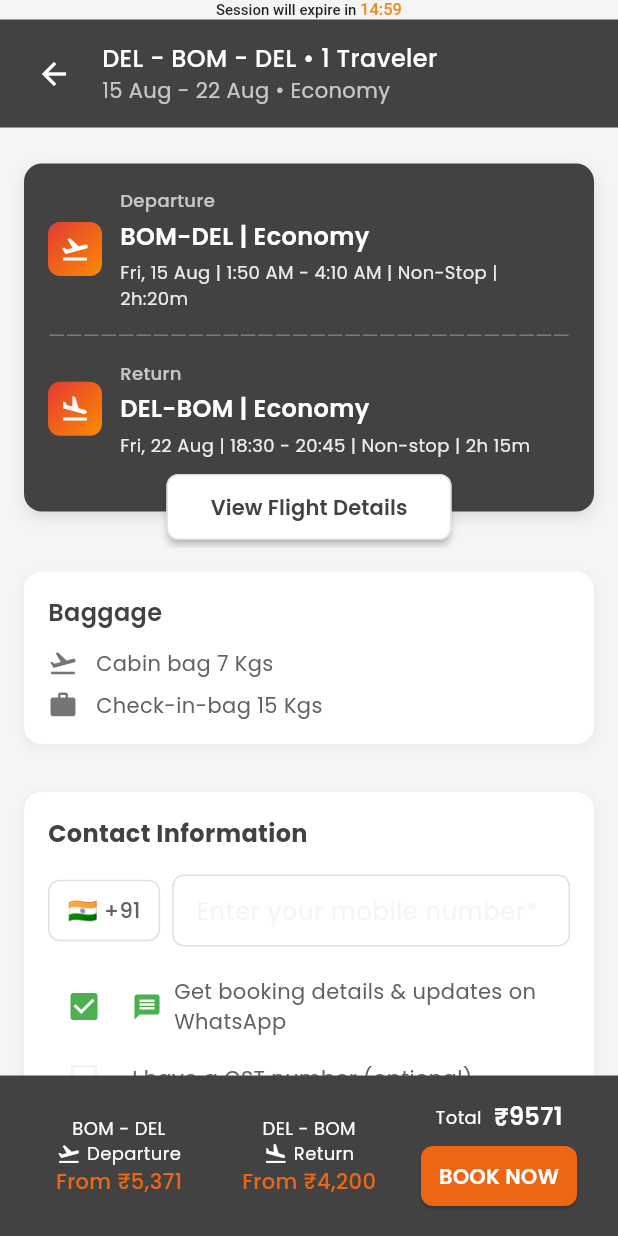
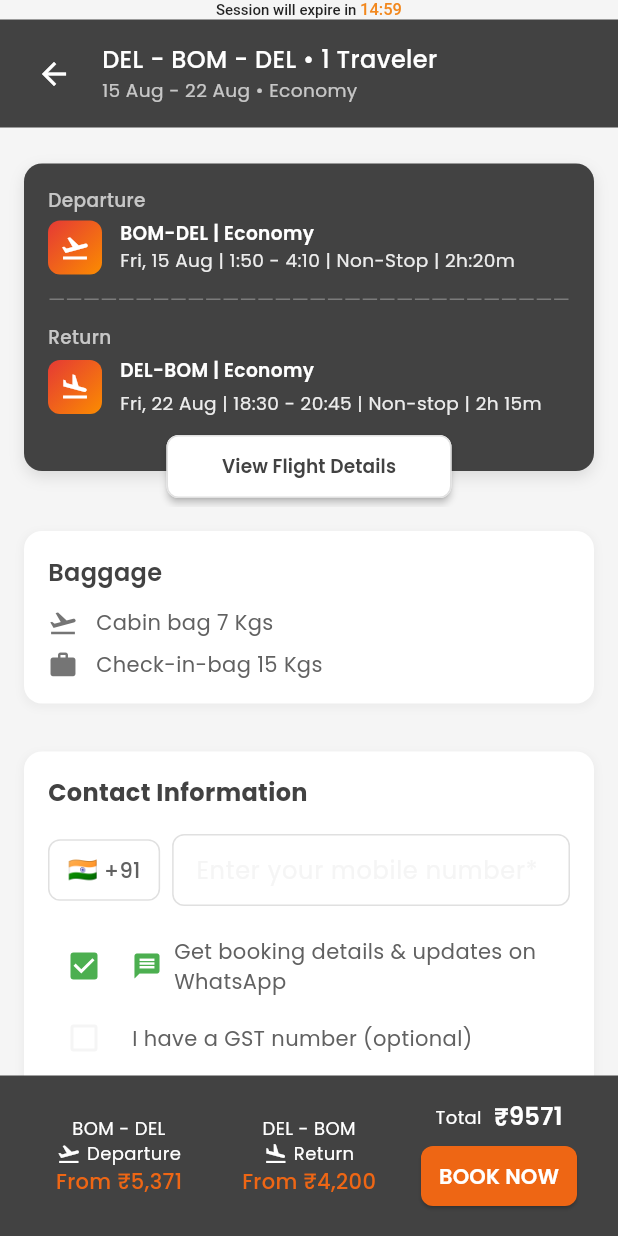
Before and after one commit to mishraadityan09/flightmojoclone, a Flutter app: the FlightBookingForm screen opened by its route, on a phone screen of 412 x 824 dp. Run offline on Flutter 3.47's test engine with Material 3 defaults, Android fonts, the phone set to English and light mode, and no system bars; our stand-ins replace carousel_slider, dio, flutter_svg, get_it, go_router, google_fonts and 2 more; network calls fail.

Commit message:
font-fix

```diff
--- a/lib/features/flights/presentation/pages/flight_booking_form.dart
+++ b/lib/features/flights/presentation/pages/flight_booking_form.dart
@@ -28,8 +28,8 @@ class _FlightBookingFormState extends State<FlightBookingForm>
     {
       'airline': 'Air India Limited',
       'flightNumber': 'AI-2422',
-      'departureTime': '1:50 AM',
-      'arrivalTime': '4:10 AM',
+      'departureTime': '1:50',
+      'arrivalTime': '4:10',
       'duration': '2h:20m',
       'price': '₹5,371',
       'stops': 'Non-Stop',
@@ -43,8 +43,8 @@ class _FlightBookingFormState extends State<FlightBookingForm>
     {
       'airline': 'Air India Limited',
       'flightNumber': 'AI-2954',
-      'departureTime': '2:35 AM',
-      'arrivalTime': '5:00 AM',
+      'departureTime': '2:35',
+      'arrivalTime': '5:00',
       'duration': '2h:25m',
       'price': '₹5,478',
       'stops': 'Non-Stop',
@@ -108,16 +108,16 @@ class _FlightBookingFormState extends State<FlightBookingForm>
   double get screenWidth => MediaQuery.of(context).size.width;
 
   double get headingFontSize =>
-      (screenWidth * 0.055).clamp(20.0, 24.0); // 5.5% width, clamp 20-24
+      (screenWidth * 0.055).clamp(14.0, 16.0); // 5.5% width, clamp 20-24
 
   double get buttonLabelFontSize =>
-      (screenWidth * 0.035).clamp(15.0, 18.0); // 3.5% width, clamp 16-18
+      (screenWidth * 0.03).clamp(12.0, 14.0); // 3.5% width, clamp 16-18
 
   double get bodyTextFontSize =>
-      (screenWidth * 0.03).clamp(12.0, 16.0); // 4% width, clamp 12-16
+      (screenWidth * 0.03).clamp(12.0, 14.0); // 4% width, clamp 12-16
 
   double get secondaryLabelFontSize =>
-      (screenWidth * 0.030).clamp(12.0, 14.0); // 3.2% width, clamp 12-14
+      (screenWidth * 0.03).clamp(12.0, 14.0); // 3.2% width, clamp 12-14
 
   double get secondaryFontSize =>
       (screenWidth * 0.032).clamp(12.0, 14.0); // 3.2% width, clamp 12-14
@@ -126,7 +126,6 @@ class _FlightBookingFormState extends State<FlightBookingForm>
       (screenWidth * 0.025).clamp(10.0, 12.0); // ~2.5% width, clamp 10-12
 
   double get iconSize => 20.0; // Fixed icon size for consistency
-
   @override
   void initState() {
     super.initState();
@@ -241,7 +240,8 @@ class _FlightBookingFormState extends State<FlightBookingForm>
                           color: Colors.blue[800],
                         ),
                       ),
-                    ...departureFlights.map((flight) => Container(
+                      ...departureFlights.map(
+                        (flight) => Container(
                           width: double.infinity,
                           margin: EdgeInsets.only(top: 8, bottom: 8),
                           padding: EdgeInsets.all(12),
@@ -267,7 +267,8 @@ class _FlightBookingFormState extends State<FlightBookingForm>
                               ),
                             ],
                           ),
-                    ))
+                        ),
+                      ),
                     ],
                   ),
                 SizedBox(height: 16),
@@ -284,7 +285,8 @@ class _FlightBookingFormState extends State<FlightBookingForm>
                           color: Colors.orange[800],
                         ),
                       ),
-                    ...returnFlights.map((flight) => Container(
+                      ...returnFlights.map(
+                        (flight) => Container(
                           width: double.infinity,
                           margin: EdgeInsets.only(top: 8, bottom: 8),
                           padding: EdgeInsets.all(12),
@@ -310,7 +312,8 @@ class _FlightBookingFormState extends State<FlightBookingForm>
                               ),
                             ],
                           ),
-                    ))
+                        ),
+                      ),
                     ],
                   ),
                 SizedBox(height: 24),
@@ -329,7 +332,6 @@ class _FlightBookingFormState extends State<FlightBookingForm>
       },
     );
   }
-
 
   @override
   Widget build(BuildContext context) {
@@ -395,7 +397,7 @@ class _FlightBookingFormState extends State<FlightBookingForm>
                                 'DEL - BOM - DEL • 1 Traveler',
                                 style: TextStyle(
                                   color: Colors.white,
-                                  fontSize: 16,
+                                  fontSize: headingFontSize,
                                   fontWeight: FontWeight.w500,
                                 ),
                               ),
@@ -403,7 +405,7 @@ class _FlightBookingFormState extends State<FlightBookingForm>
                                 '15 Aug - 22 Aug • Economy',
                                 style: TextStyle(
                                   color: Colors.white70,
-                                  fontSize: 14,
+                                  fontSize: bodyTextFontSize,
                                 ),
                               ),
                             ],
@@ -447,6 +449,15 @@ class _FlightBookingFormState extends State<FlightBookingForm>
                             crossAxisAlignment: CrossAxisAlignment.start,
                             children: [
                               // Departure Flight Section
+                              Text(
+                                'Departure',
+                                style: TextStyle(
+                                  fontSize: bodyTextFontSize,
+                                  fontWeight: FontWeight.w500,
+                                  color: Colors.white70,
+                                ),
+                              ),
+                              SizedBox(height: 4),
                               Row(
                                 children: [
                                   Container(
@@ -475,30 +486,21 @@ class _FlightBookingFormState extends State<FlightBookingForm>
                                           CrossAxisAlignment.start,
                                       children: [
                                         Text(
-                                          'Departure',
-                                          style: TextStyle(
-                                            fontSize: 12,
-                                            fontWeight: FontWeight.w500,
-                                            color: Colors.white70,
-                                          ),
-                                        ),
-                                        SizedBox(height: 4),
-                                        Text(
                                           '${departureFlights.isNotEmpty ? departureFlights[0]['departureAirport'] : 'DEL'}-${departureFlights.isNotEmpty ? departureFlights[0]['arrivalAirport'] : 'BOM'} | Economy',
                                           style: TextStyle(
                                             color: Colors.white,
-                                            fontSize: 16,
+                                            fontSize: bodyTextFontSize,
                                             fontWeight: FontWeight.w600,
                                           ),
                                         ),
-                                        SizedBox(height: 4),
+                                        // SizedBox(height: 4),
                                         Text(
                                           'Fri, 15 Aug | ${departureFlights.isNotEmpty ? departureFlights[0]['departureTime'] : '19:45'} - ${departureFlights.isNotEmpty ? departureFlights[0]['arrivalTime'] : '21:55'} | ${departureFlights.isNotEmpty ? departureFlights[0]['stops'] : 'Non-Stop'} | ${departureFlights.isNotEmpty ? departureFlights[0]['duration'] : '2hr 10m'}',
                                           style: TextStyle(
                                             color: Colors.white.withOpacity(
                                               0.9,
                                             ),
-                                            fontSize: 12,
+                                            fontSize: bodyTextFontSize,
                                           ),
                                         ),
                                       ],
@@ -527,6 +529,15 @@ class _FlightBookingFormState extends State<FlightBookingForm>
                               ),
 
                               // Return Flight Section
+                              Text(
+                                'Return',
+                                style: TextStyle(
+                                  fontSize: bodyTextFontSize,
+                                  fontWeight: FontWeight.w500,
+                                  color: Colors.white70,
+                                ),
+                              ),
+                              SizedBox(height: 4),
                               Row(
                                 children: [
                                   Container(
@@ -555,19 +566,10 @@ class _FlightBookingFormState extends State<FlightBookingForm>
                                           CrossAxisAlignment.start,
                                       children: [
                                         Text(
-                                          'Return',
-                                          style: TextStyle(
-                                            fontSize: 12,
-                                            fontWeight: FontWeight.w500,
-                                            color: Colors.white70,
-                                          ),
-                                        ),
-                                        SizedBox(height: 4),
-                                        Text(
                                           '${returnFlights.isNotEmpty ? returnFlights[0]['departureAirport'] : 'BOM'}-${returnFlights.isNotEmpty ? returnFlights[0]['arrivalAirport'] : 'DEL'} | Economy',
                                           style: TextStyle(
                                             color: Colors.white,
-                                            fontSize: 16,
+                                            fontSize: bodyTextFontSize,
                                             fontWeight: FontWeight.w600,
                                           ),
                                         ),
@@ -578,7 +580,7 @@ class _FlightBookingFormState extends State<FlightBookingForm>
                                             color: Colors.white.withOpacity(
                                               0.9,
                                             ),
-                                            fontSize: 12,
+                                            fontSize: bodyTextFontSize,
                                           ),
                                         ),
                                       ],
@@ -622,7 +624,7 @@ class _FlightBookingFormState extends State<FlightBookingForm>
                               child: Text(
                                 'View Flight Details',
                                 style: TextStyle(
-                                  fontSize: 14,
+                                  fontSize: buttonLabelFontSize,
                                   fontWeight: FontWeight.w600,
                                 ),
                               ),
--- a/lib/features/searchResult/presentation/pages/search_result_return.dart
+++ b/lib/features/searchResult/presentation/pages/search_result_return.dart
@@ -107,13 +107,13 @@ class _SearchResultReturnState extends State<SearchResultReturn>
       (screenWidth * 0.055).clamp(14.0, 16.0); // 5.5% width, clamp 20-24
 
   double get buttonLabelFontSize =>
-      (screenWidth * 0.035).clamp(14.0, 16.0); // 3.5% width, clamp 16-18
+      (screenWidth * 0.03).clamp(12.0, 14.0); // 3.5% width, clamp 16-18
 
   double get bodyTextFontSize =>
-      (screenWidth * 0.03).clamp(12.0, 16.0); // 4% width, clamp 12-16
+      (screenWidth * 0.03).clamp(12.0, 14.0); // 4% width, clamp 12-16
 
   double get secondaryLabelFontSize =>
-      (screenWidth * 0.030).clamp(12.0, 14.0); // 3.2% width, clamp 12-14
+      (screenWidth * 0.03).clamp(12.0, 14.0); // 3.2% width, clamp 12-14
 
   double get secondaryFontSize =>
       (screenWidth * 0.032).clamp(12.0, 14.0); // 3.2% width, clamp 12-14
@@ -912,7 +912,7 @@ class _SearchResultReturnState extends State<SearchResultReturn>
                       '₹${totalPrice.toStringAsFixed(0)}',
                       style: TextStyle(
                         color: Colors.white,
-                        fontSize: headingFontSize,
+                        fontSize: buttonLabelFontSize,
                         fontWeight: FontWeight.w600,
                       ),
                     ),
```
Lines whose indentation alone changed are shown as unchanged.
